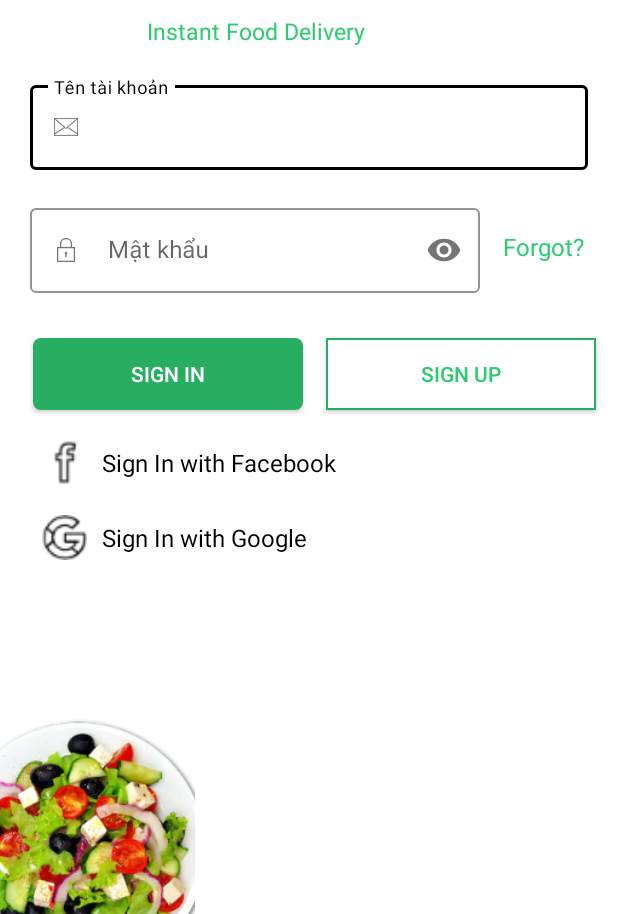
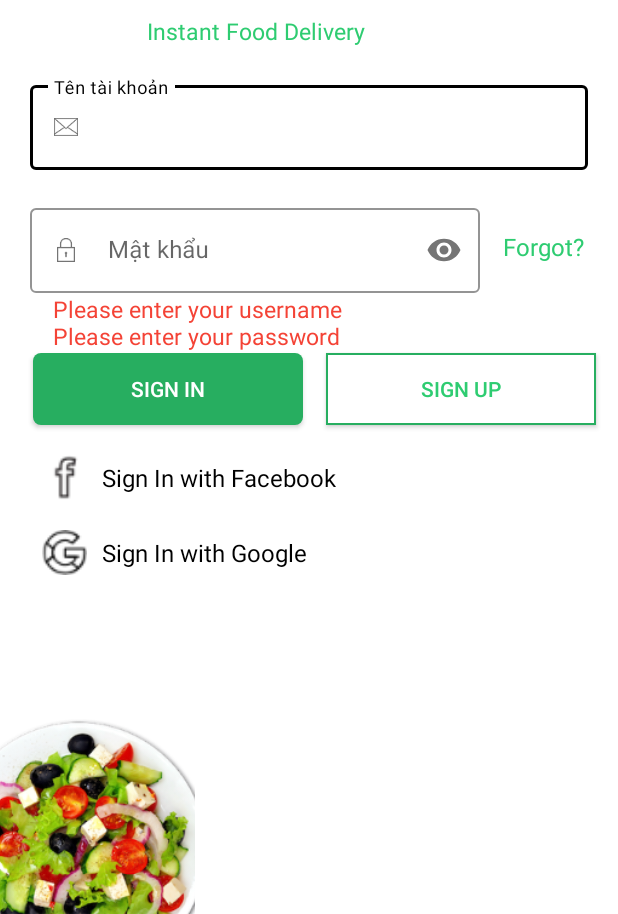
Before and after one commit to longshaww/AndroidAdvancedLab, an Android app: the screen it shows after launch (SignInActivity), after a tap on "SIGN IN", on a phone screen of 412 x 824 dp, the part 322-1236 px from its top. Run offline under Robolectric (Android 15) with nearby library versions, the phone set to English and light mode, and no system bars; our stand-ins replace Firebase (no records; nobody signed in at launch, a user with empty details on screens opened directly); Roboto replaces fonts that are not available here.

Commit message:
login and signup success

```diff
--- a/app/src/main/java/vn/edu/huflit/ttl_19dh110248/FullNameFragment.java
+++ b/app/src/main/java/vn/edu/huflit/ttl_19dh110248/FullNameFragment.java
@@ -94,7 +94,7 @@ public class FullNameFragment extends Fragment {
                 errors.add("Please enter your first name");
             }
             if (TextUtils.isEmpty(lastName)) {
-                errors.add("Please enter your phone last name");
+                errors.add("Please enter your last name");
             }
             if (errors.size() > 0) {
                 for (int i = 0; i < errors.size(); i++) {
--- a/app/src/main/java/vn/edu/huflit/ttl_19dh110248/SignInActivity.java
+++ b/app/src/main/java/vn/edu/huflit/ttl_19dh110248/SignInActivity.java
@@ -9,6 +9,7 @@ import android.text.TextUtils;
 import android.util.Log;
 import android.view.View;
 import android.widget.Button;
+import android.widget.TextView;
 import android.widget.Toast;
 
 import com.google.android.gms.tasks.OnCompleteListener;
@@ -18,9 +19,13 @@ import com.google.firebase.auth.AuthResult;
 import com.google.firebase.auth.FirebaseAuth;
 import com.google.firebase.auth.FirebaseUser;
 
+import java.util.ArrayList;
+import java.util.List;
+
 public class SignInActivity extends AppCompatActivity {
     private FirebaseAuth mAuth;
     public Button btnSignIn, btnSignUp;
+    public TextView errorTextLogin;
     public TextInputEditText usernameInput, passwordInput;
 
     //    @Override
@@ -45,7 +50,7 @@ public class SignInActivity extends AppCompatActivity {
         btnSignUp = findViewById(R.id.btnSignUup);
         usernameInput = findViewById(R.id.username_input);
         passwordInput = findViewById(R.id.password_input);
-
+        errorTextLogin = findViewById(R.id.errorTextLogin);
         btnSignIn.setOnClickListener(new View.OnClickListener() {
             @Override
             public void onClick(View view) {
@@ -63,13 +68,19 @@ public class SignInActivity extends AppCompatActivity {
     private void userSignIn() {
         String username = usernameInput.getText().toString().trim();
         String password = passwordInput.getText().toString().trim();
+
+        List<String> errors = new ArrayList<String>();
         if (TextUtils.isEmpty(username)) {
-            Toast.makeText(this, "Please enter email", Toast.LENGTH_LONG).show();
-            return;
+            errors.add("Please enter your username");
         }
-
         if (TextUtils.isEmpty(password)) {
-            Toast.makeText(this, "Please enter password", Toast.LENGTH_LONG).show();
+            errors.add("Please enter your password");
+        }
+        if (errors.size() > 0) {
+            for (int i = 0; i < errors.size(); i++) {
+                String content = errors.get(0) + "\n" + errors.get(1);
+                errorTextLogin.setText(content);
+            }
             return;
         }
 
--- a/app/src/main/java/vn/edu/huflit/ttl_19dh110248/UsernamePasswordFragment.java
+++ b/app/src/main/java/vn/edu/huflit/ttl_19dh110248/UsernamePasswordFragment.java
@@ -44,6 +44,10 @@ public class UsernamePasswordFragment extends Fragment {
     FirebaseAuth fAuth;
     FirebaseDatabase fDatabase;
     public String userID, content;
+
+    public static boolean isValidEmail(CharSequence target) {
+        return !TextUtils.isEmpty(target) && Patterns.EMAIL_ADDRESS.matcher(target).matches();
+    }
 
     // TODO: Rename parameter arguments, choose names that match
     // the fragment initialization parameters, e.g. ARG_ITEM_NUMBER
@@ -94,6 +98,7 @@ public class UsernamePasswordFragment extends Fragment {
         return inflater.inflate(R.layout.fragment_username_password, container, false);
     }
 
+
     @Override
     public void onViewCreated(@NonNull View view, @Nullable Bundle savedInstanceState) {
         super.onViewCreated(view, savedInstanceState);
@@ -114,7 +119,7 @@ public class UsernamePasswordFragment extends Fragment {
             String email = tvEmail.getText().toString().trim();
             String password = tvPassword.getText().toString().trim();
             List<String> errors = new ArrayList<String>();
-            if (TextUtils.isEmpty(email) && email.matches(emailPattern)) {
+            if (!isValidEmail(email)) {
                 errors.add("Please check your email");
             }
             if (TextUtils.isEmpty(password)) {
--- a/app/src/main/res/layout/activity_sign_in.xml
+++ b/app/src/main/res/layout/activity_sign_in.xml
@@ -83,6 +83,16 @@
     </com.google.android.material.textfield.TextInputLayout>
 
     <TextView
+        android:id="@+id/errorTextLogin"
+        android:layout_width="wrap_content"
+        android:layout_height="wrap_content"
+        android:textColor="@color/colorRed"
+        android:textSize="15dp"
+        android:layout_marginLeft="15dp"
+        app:layout_constraintStart_toStartOf="@+id/password"
+        app:layout_constraintTop_toBottomOf="@+id/password" />
+
+    <TextView
         android:id="@+id/textView4"
         android:layout_width="wrap_content"
         android:layout_height="wrap_content"
@@ -100,7 +110,7 @@
         android:id="@+id/btnSignIn"
         android:layout_width="180dp"
         android:layout_height="wrap_content"
-        android:layout_marginTop="30dp"
+        android:layout_marginTop="40dp"
         android:background="@drawable/bg_green_corner_button"
         android:text="Sign in"
         android:textColor="@color/white"
```
